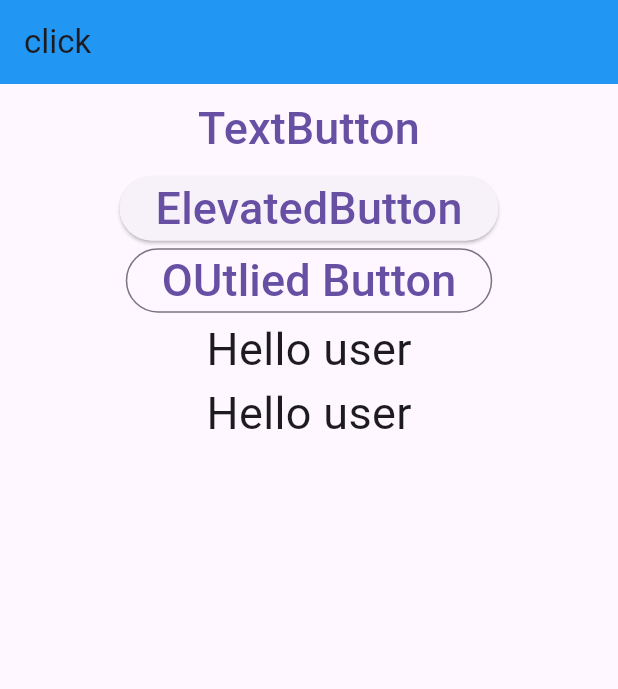
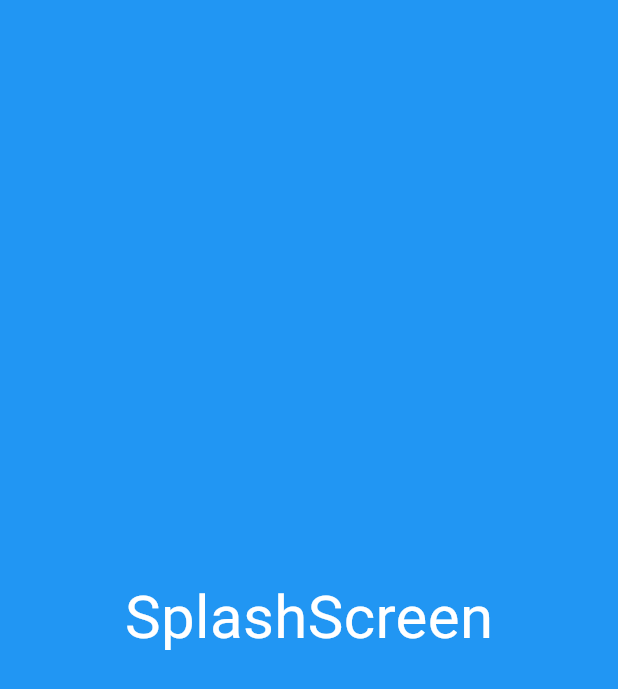
Before and after one commit to jay-java/Flutter-MWF-11-00-to-1-00, a Flutter app: the first screen one second after launch, on a phone screen of 412 x 824 dp. Shown: the top 689 px of the screen. Run offline on Flutter 3.47's test engine with Material 3 defaults, Android fonts, the phone set to English and light mode, and no system bars.

Commit message:
date time splash screen

```diff
--- a/first_project/lib/P010_textclick.dart
+++ b/first_project/lib/P010_textclick.dart
@@ -33,9 +33,9 @@ class MyTextClick extends StatelessWidget {
             ),
             InkWell(
               onTap: () {
-                print('clicked on user');
+                print('user data clicked');
               },
-              child: Text('Hello user', style: TextStyle(fontSize: 30)),
+              child: Text('user data', style: TextStyle(fontSize: 30)),
             ),
             GestureDetector(
               onTap: () {
--- /dev/null
+++ b/first_project/lib/P012_splashscreen.dart
@@ -0,0 +1,40 @@
+import 'dart:async';
+
+import 'package:first_project/P013_screen2.dart';
+import 'package:flutter/material.dart';
+
+class SplashScreeen extends StatefulWidget {
+  const SplashScreeen({super.key});
+
+  @override
+  State<SplashScreeen> createState() => _SplashScreeenState();
+}
+
+class _SplashScreeenState extends State<SplashScreeen> {
+  @override
+  void initState() {
+    super.initState();
+
+    Timer(Duration(seconds: 3), () {
+      Navigator.pushReplacement(
+        context,
+        MaterialPageRoute(builder: (context) => Screen2()),
+      );
+    });
+  }
+
+  @override
+  Widget build(BuildContext context) {
+    return Scaffold(
+      body: Container(
+        color: Colors.blue,
+        child: Center(
+          child: Text(
+            'SplashScreen',
+            style: TextStyle(fontSize: 40, color: Colors.white),
+          ),
+        ),
+      ),
+    );
+  }
+}
--- a/first_project/lib/main.dart
+++ b/first_project/lib/main.dart
@@ -1,5 +1,4 @@
 import 'package:flutter/material.dart';
-
 import 'P001_text.dart';
 import 'P002_cener_container.dart';
 import 'P004_image.dart';
@@ -9,6 +8,8 @@ import 'P007_decoration.dart';
 import 'P008_card.dart';
 import 'P009_stack.dart';
 import 'P010_textclick.dart';
+import 'P011_datetime.dart';
+import 'P012_splashscreen.dart';
 
 void main() {
   runApp(const MyApp());
@@ -21,7 +22,7 @@ class MyApp extends StatelessWidget {
   Widget build(BuildContext context) {
     return MaterialApp(
       debugShowCheckedModeBanner: false,
-      home: MyTextClick(),
+      home: SplashScreeen(),
       // home: Scaffold(
       //   appBar: AppBar(
       //     title: Text('MyApp'),
--- a/first_project/pubspec.yaml
+++ b/first_project/pubspec.yaml
@@ -34,6 +34,7 @@ dependencies:
   # The following adds the Cupertino Icons font to your application.
   # Use with the CupertinoIcons class for iOS style icons.
   cupertino_icons: ^1.0.8
+  intl: ^0.20.2
 
 dev_dependencies:
   flutter_test:
```
Also changed, not shown: first_project/lib/P007_decoration.dart (+6 -7 lines), first_project/lib/P011_datetime.dart (added, +71 -0 lines), first_project/lib/P013_screen2.dart (added, +13 -0 lines), first_project/pubspec.lock.
